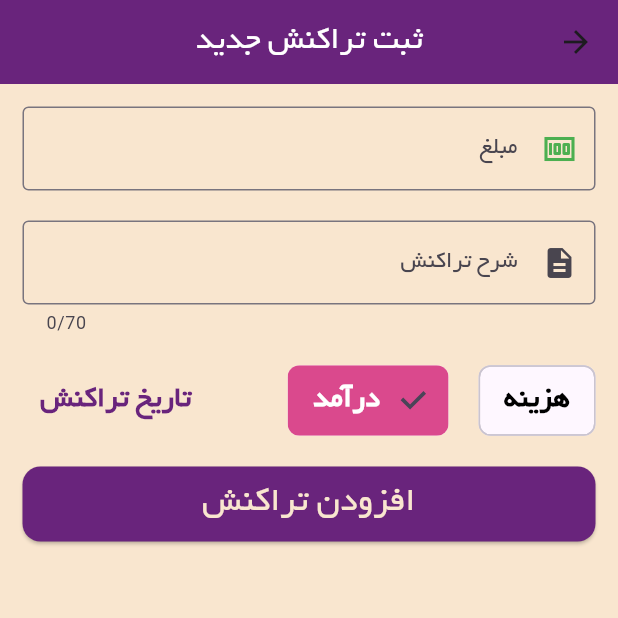
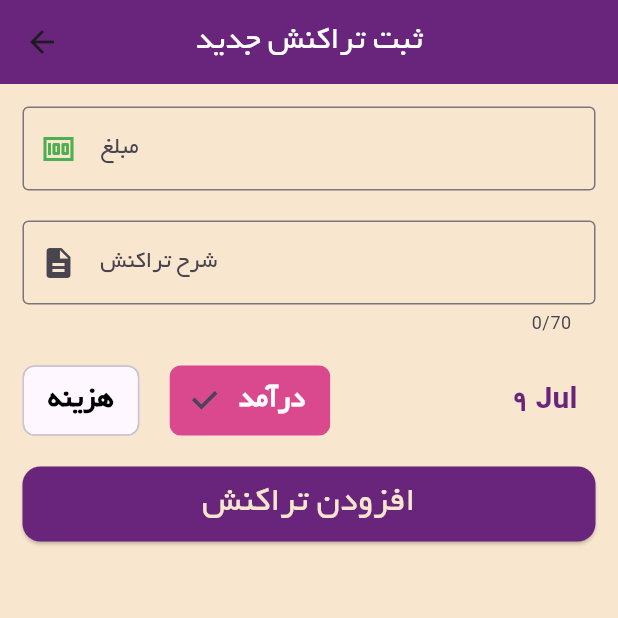
Before and after one commit to msharafice/money_manager, a Flutter app: the screen it shows after launch, after a tap on the "add" icon, on a phone screen of 412 x 824 dp, the top half of it. Run offline on Flutter 3.47's test engine with Material 3 defaults, Android fonts, the phone set to English and light mode, and no system bars.

```diff
--- a/lib/main.dart
+++ b/lib/main.dart
@@ -21,7 +21,7 @@ class MyApp extends StatelessWidget {
         GlobalWidgetsLocalizations.delegate,
         GlobalCupertinoLocalizations.delegate,
       ],
-      supportedLocales: [Locale('fa')],
+      supportedLocales: [Locale('fa'), Locale('en')],
 
       home: const HomePage(),
     );
--- a/lib/pages/addtransaction.dart
+++ b/lib/pages/addtransaction.dart
@@ -9,6 +9,36 @@ class AddTransaction extends StatefulWidget {
 
 class _AddTransactionState extends State<AddTransaction> {
   String type = 'income';
+  DateTime selectedDate = DateTime.now();
+
+  List<String> months = [
+    'Jan',
+    'Feb',
+    'Mar',
+    'Apr',
+    'May',
+    'Jun',
+    'Jul',
+    'Aug',
+    'Sep',
+    'Oct',
+    'Nov',
+    'Dec',
+  ];
+
+  Future<void> _selectedDate(BuildContext context) async {
+    final DateTime? picked = await showDatePicker(
+      context: context,
+      initialDate: selectedDate,
+      firstDate: DateTime(2010, 01),
+      lastDate: DateTime(2050, 12),
+    );
+    if (picked != null && picked != selectedDate) {
+      setState(() {
+        selectedDate = picked;
+      });
+    }
+  }
 
   @override
   Widget build(BuildContext context) {
@@ -96,10 +126,12 @@ class _AddTransactionState extends State<AddTransaction> {
               ),
               SizedBox(height: 20),
               TextButton(
-                onPressed: () {},
+                onPressed: () {
+                  _selectedDate(context);
+                },
 
                 child: Text(
-                  'تاریخ تراکنش',
+                  '${selectedDate.day} ${months[selectedDate.month - 1]}',
                   style: TextStyle(
                     fontFamily: 'yekan',
                     color: Color(0xff69247C),
@@ -114,7 +146,9 @@ class _AddTransactionState extends State<AddTransaction> {
           SizedBox(
             height: 50,
             child: ElevatedButton(
-              onPressed: () {},
+              onPressed: () {
+                Navigator.of(context).pop();
+              },
               style: ElevatedButton.styleFrom(
                 backgroundColor: Color(0xff69247C),
                 foregroundColor: Colors.white,
```
